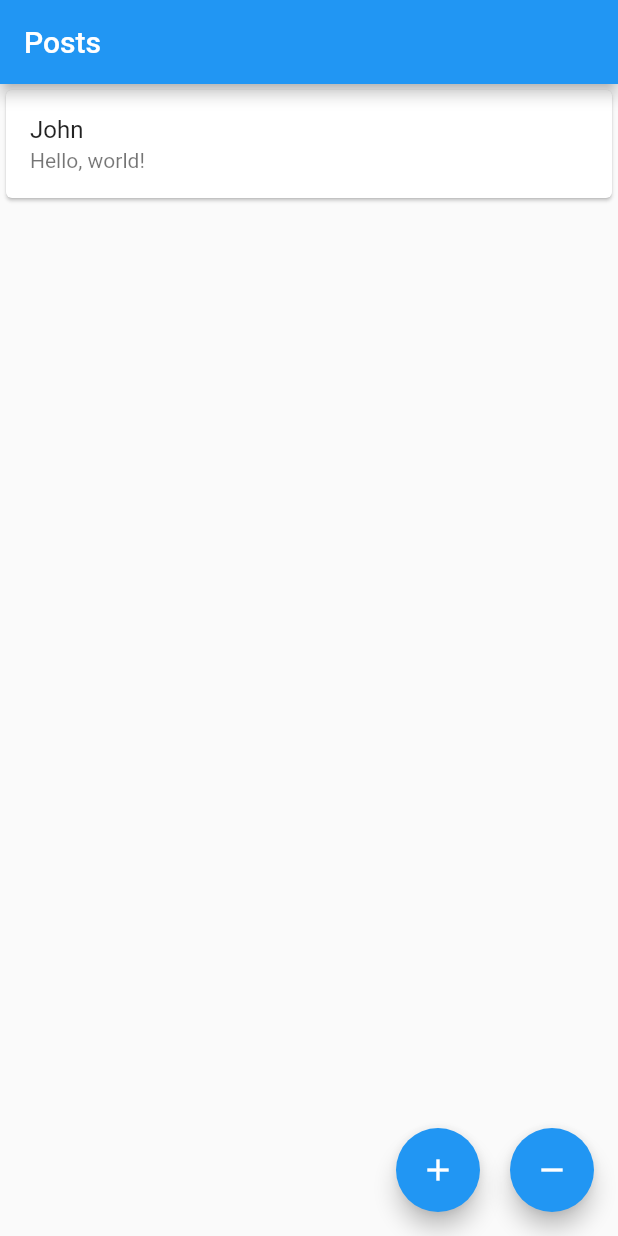
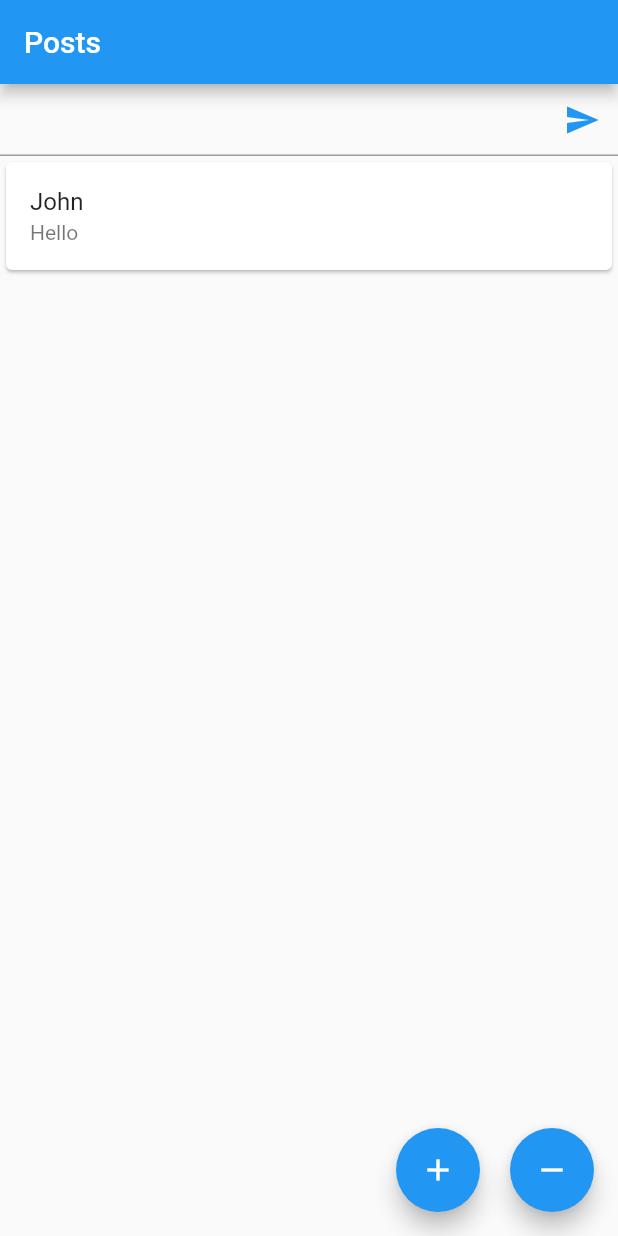
Before and after one commit to pawl0wski/flutter-bloc-posts-example, a Flutter app: the screen it shows after launch, after a tap on the "add" icon, on a phone screen of 412 x 824 dp. Run offline on Flutter 3.47's test engine with Material 2 defaults, Android fonts, the light colour scheme and no system bars; our stand-ins replace flutter_bloc.

Commit message:
Add AddPostForm

```diff
--- a/lib/post_page/post_page.dart
+++ b/lib/post_page/post_page.dart
@@ -36,17 +36,23 @@ class PostPageView extends StatelessWidget {
               ));
             });
 
-            return ListView(
-              children: listOfPosts,
-            );
+            var _formKey = GlobalKey<FormState>();
+
+            return Column(children: [
+              PostAddForm(formKey: _formKey),
+              Expanded(
+                  child: ListView(
+                children: listOfPosts,
+              )),
+            ]);
           },
         ),
         floatingActionButton: Row(
           mainAxisAlignment: MainAxisAlignment.end,
           children: [
             FloatingActionButton(
-              onPressed: () =>
-                  BlocProvider.of<PostPageBloc>(context).add(PostPageAddPost()),
+              onPressed: () => BlocProvider.of<PostPageBloc>(context)
+                  .add(PostPageAddPost("John", "Hello")),
               tooltip: 'Add post',
               child: const Icon(Icons.add),
             ),
@@ -63,3 +69,28 @@ class PostPageView extends StatelessWidget {
         ));
   }
 }
+
+class PostAddForm extends StatelessWidget {
+  const PostAddForm({
+    Key? key,
+    required GlobalKey<FormState> formKey,
+  })  : _formKey = formKey,
+        super(key: key);
+
+  final GlobalKey<FormState> _formKey;
+
+  @override
+  Widget build(BuildContext context) {
+    return Form(
+      key: _formKey,
+      child: TextFormField(
+        decoration: InputDecoration(
+            suffixIcon: IconButton(
+          onPressed: () => {},
+          icon: const Icon(Icons.send),
+          color: Theme.of(context).primaryColor,
+        )),
+      ),
+    );
+  }
+}
--- a/lib/post_page/post_page_bloc.dart
+++ b/lib/post_page/post_page_bloc.dart
@@ -2,14 +2,19 @@ import 'package:flutter_bloc/flutter_bloc.dart';
 
 abstract class PostEvent {}
 
-class PostPageAddPost extends PostEvent {}
+class PostPageAddPost extends PostEvent {
+  late String author;
+  late String content;
+
+  PostPageAddPost(this.author, this.content);
+}
 
 class PostPageDeletePost extends PostEvent {}
 
 class PostPageBloc extends Bloc<PostEvent, List<Map<String, String>>> {
   PostPageBloc() : super([]) {
-    on<PostPageAddPost>((event, emit) {
-      state.add({"author": "John", "content": "Hello, world!"});
+    on<PostPageAddPost>((PostPageAddPost event, emit) {
+      state.add({"author": event.author, "content": event.content});
       emit(state.toList());
     });
 
```
